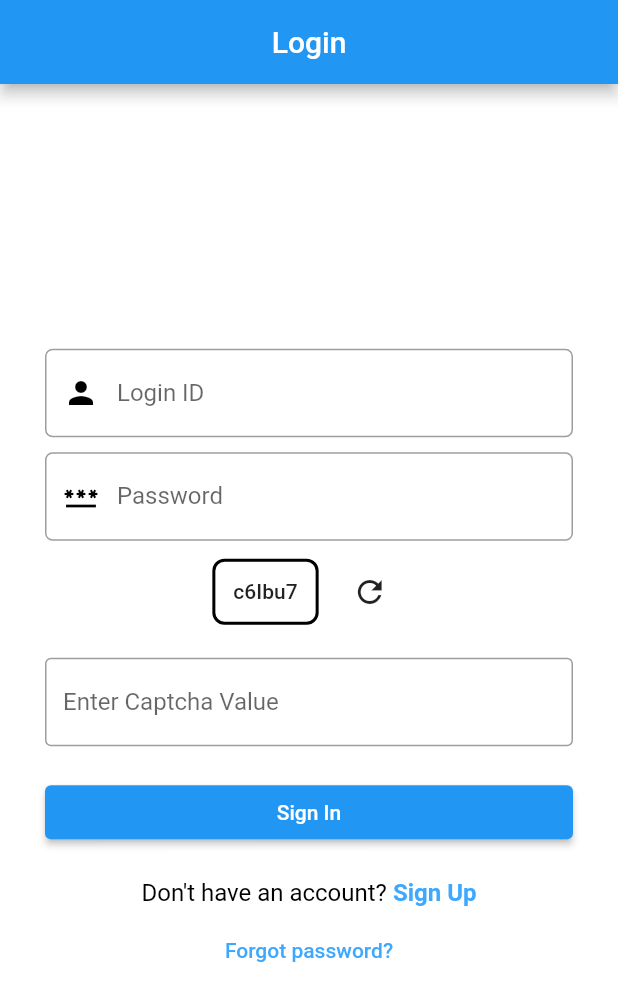
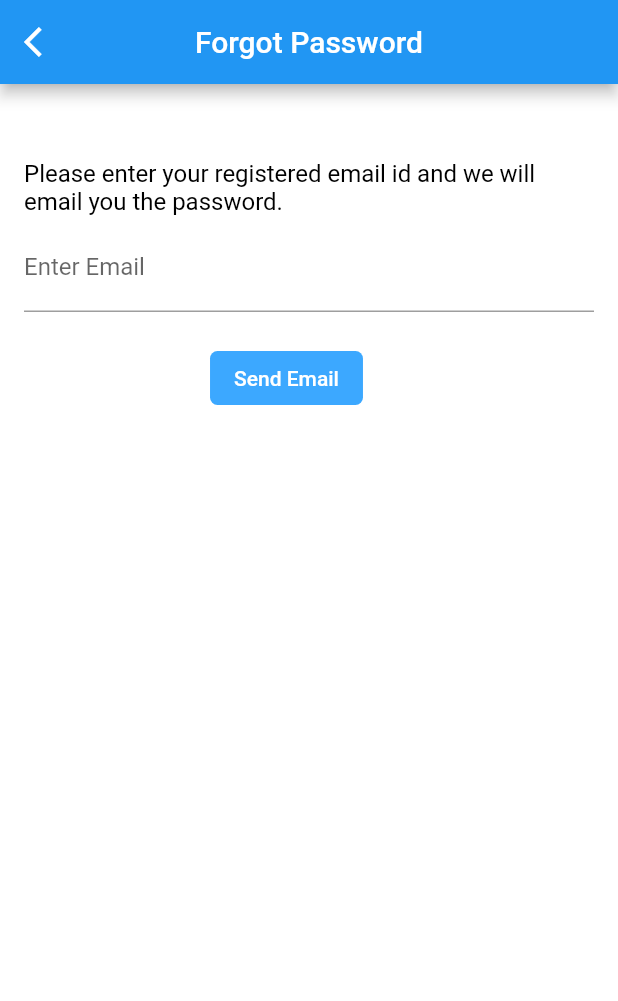
Before and after one commit to Npcbvi/NPCBVI_Flutter, a Flutter app: the screen it shows after launch, after a tap on "Forgot password?", on a phone screen of 412 x 824 dp. Shown: the top 1001 px of the screen. Run offline on Flutter 3.47's test engine with Material 2 defaults, Android fonts, the phone set to English and light mode, and no system bars; our stand-ins replace connectivity_plus, dio, fluttertoast, progress_dialog, shared_preferences; Roboto replaces fonts that are missing (Medium).

Commit message:
login api-done forgot password -api

```diff
--- /dev/null
+++ b/lib/src/loginsignup/ForgotPasswordScreen.dart
@@ -0,0 +1,191 @@
+
+import 'package:flutter/material.dart';
+import 'package:mohfw_npcbvi/src/utils/AppConstants.dart';
+import 'package:mohfw_npcbvi/src/utils/Utils.dart';
+
+import '../utils/AppColor.dart';
+
+
+class ForgotPasswordScreen extends StatefulWidget {
+
+  String menu;
+  ForgotPasswordScreen(this.menu);
+
+  @override
+  _ForgotPasswordScreen createState() => _ForgotPasswordScreen();
+}
+
+class _ForgotPasswordScreen extends State<ForgotPasswordScreen> {
+
+  final GlobalKey<FormState> _formKey = new GlobalKey<FormState>();
+  ForgotPasswordData forgotPwddData = new ForgotPasswordData(); // dat aget in  edittext and send apis
+  final emailController = new TextEditingController();
+
+  @override
+  void initState() {
+    super.initState();
+
+  }
+  @override
+  Widget build(BuildContext context) {
+    return new Scaffold(
+      backgroundColor: whiteColor,
+      appBar: new AppBar(
+        centerTitle: true,
+        title: new Text('Forgot Password',style: new TextStyle(
+          color: Colors.white,
+        ),
+        ),
+        leading: IconButton(
+          icon: Icon(Icons.arrow_back_ios),
+          onPressed: () {
+            Utils.hideKeyboard(context);
+            return Navigator.pop(context, false); //is used to removed the top-most route off the navigator.
+           // To go to a new screen, use the Navigator.push()
+          },
+        ),
+      ),
+      body: SafeArea(
+          child: SingleChildScrollView(
+            reverse: true,
+            child: Column(
+              children: <Widget>[
+
+                Align(
+                  alignment: Alignment.bottomCenter,
+                  child: Form(
+                    key: _formKey,
+                    autovalidateMode: AutovalidateMode.onUserInteraction
+,
+                    child: new ListView(
+                      shrinkWrap: true,
+                      padding: const EdgeInsets.symmetric(horizontal: 16.0),
+                      children: <Widget>[
+                        Container(
+                            padding: const EdgeInsets.only(top: 40.0),
+                            margin: const EdgeInsets.fromLTRB(0.0, 10.0, 0.0, 5.0),
+                            child: new Text(
+                              AppConstant.entertxForgotPssword,
+                              style: new TextStyle(
+                                fontSize: 16.0,
+                                color: Colors.black,
+                              ),
+                            )),
+                        TextFormField(
+                          decoration: const InputDecoration(
+                            hintText: 'Enter Email',
+                            labelText: 'Enter Email',
+                          ),
+                          keyboardType: TextInputType.emailAddress,
+                          validator: (val) =>
+                          val.isEmpty ? AppConstant.enterEmailAddress : null,
+                          onSaved: (val) {
+                            forgotPwddData.email = val.trim();
+                          },
+                        ),
+                        GestureDetector(
+                          child: new Container(
+                            padding: const EdgeInsets.all(10.0,),
+                            child: new Row(
+                              children: [
+                                // First child in the Row for the name and the
+                                new Expanded(
+                                  // Name and Address are in the same column
+                                  child: new Column(
+                                    crossAxisAlignment: CrossAxisAlignment.center,
+                                    children: [
+                                      // Code to create the view for name.
+                                      new Container(
+                                          padding: const EdgeInsets.only(bottom: 20,
+                                              left: 10.0, top: 10.0, right: 40.0),
+                                          child: new ElevatedButton(
+                                            style: Utils.getButtonDecoration(
+                                              color: appThemeSecondary,
+                                              border: RoundedRectangleBorder(
+                                                borderRadius: BorderRadius.circular(5.0),
+                                              ),
+                                            ),
+
+
+                                            child: Text(AppConstant.txtSendEmail,style: TextStyle(
+                                              color: Colors.white,
+                                            ),
+                                            ),
+                                       //     onPressed: _forgotPassword,
+                                          )),
+                                    ],
+                                  ),
+                                ),
+                              ],
+                            ),
+                          ),
+                        ),
+                      ],
+                    ),
+                  ),
+                ),
+              ],
+            ),
+          )
+      ),
+    );
+  }
+
+
+
+
+  /*void _forgotPassword() {
+    print('@@_forgotPassword');
+
+    final FormState form = _formKey.currentState;
+    if (form.validate()) {
+      form.save(); //This invokes each onSaved event
+      Utils.isNetworkAvailable().then((isNetworkAvailable) async {
+        if (isNetworkAvailable) {
+          Utils.showProgressDialog(context);
+          ApiController.forgotPasswordApiRequest(forgotPwddData)
+              .then((response) {
+            Utils.hideProgressDialog(context);
+            GetForgotPwdData userResponse = response;
+            if (response != null && response.success) {
+              print('@@----forgotPasswordApiRequest+'+response.success.toString());
+             // Utils.showToast(response.message, true);
+              sowDialogForForgot(response.message);
+            }else{
+              Utils.showToast(userResponse.message, true);
+            }
+          });
+        } else {
+          Utils.showToast(AppConstant.noInternet, true);
+        }
+      });
+    }else {
+      Utils.showToast("Please enter a valid email", true);
+    }
+  }*/
+
+  void sowDialogForForgot(String message) {
+    showDialog(
+      context: context,
+      builder: (BuildContext context) {
+        return AlertDialog(
+          title: new Text("Success"),
+          content: new Text(message),
+          actions: <Widget>[
+            new TextButton(
+              child: new Text("OK"),
+              onPressed: () {
+                Navigator.of(context).pop();
+
+              },
+            ),
+          ],
+        );
+      },
+    );
+  }
+}
+
+class ForgotPasswordData {
+  String email;
+}
--- a/lib/src/loginsignup/LoginScreen.dart
+++ b/lib/src/loginsignup/LoginScreen.dart
@@ -3,12 +3,13 @@ import 'dart:math';
 import 'package:flutter/cupertino.dart';
 import 'package:flutter/gestures.dart';
 import 'package:flutter/material.dart';
-import 'package:marquee_text/marquee_text.dart';
 import 'package:mohfw_npcbvi/src/apihandler/ApiController.dart';
+import 'package:mohfw_npcbvi/src/loginsignup/ForgotPasswordScreen.dart';
+import 'package:mohfw_npcbvi/src/utils/AppColor.dart';
 import 'package:mohfw_npcbvi/src/utils/AppColor.dart';
 import 'package:mohfw_npcbvi/src/utils/AppConstants.dart';
 import 'package:mohfw_npcbvi/src/utils/Utils.dart';
-
+import 'package:mohfw_npcbvi/src/utils/AppColor.dart';
 
 class LoginScreen extends StatefulWidget {
 //no build method
@@ -16,17 +17,20 @@ class LoginScreen extends StatefulWidget {
 }
 
 class _LoginScreen extends State<LoginScreen> {
+  String menu;
+
   // present buld method
   //create two class
-  UserData userData = new UserData();
+  UserData userData = new UserData(); // dat aget in  edittext and send apis
+
   String randomString = "";
   bool isVerified = false;
   TextEditingController controller = TextEditingController();
   TextEditingController _loginIdController = new TextEditingController();
   TextEditingController _passwordController = new TextEditingController();
   TextEditingController _captchaController = new TextEditingController();
+
   void buildCaptcha() {
-
     const letters =
         "abcdefghijklmnopqrstuvwxyzABCDEFGHIJKLMNOPQRSTUVWXYZ1234567890";
     const length = 6;
@@ -38,6 +42,7 @@ class _LoginScreen extends State<LoginScreen> {
     setState(() {});
     print("t@@he random string is $randomString");
   }
+
   // Primary Marquee text
 
   @override
@@ -47,7 +52,6 @@ class _LoginScreen extends State<LoginScreen> {
     // To generate number on loading of page
     buildCaptcha();
   }
-
 
   @override
   Widget build(BuildContext context) {
@@ -61,8 +65,6 @@ class _LoginScreen extends State<LoginScreen> {
             'Login',
             style: new TextStyle(color: Colors.white),
           )),
-
-
       body: Center(
         child: Container(
           margin: EdgeInsets.all(10),
@@ -70,52 +72,44 @@ class _LoginScreen extends State<LoginScreen> {
           child: ListView(
             shrinkWrap: true,
             children: [
-
               Padding(
-                padding: const EdgeInsets.fromLTRB(20,10,20.0,0),
+                padding: const EdgeInsets.fromLTRB(20, 10, 20.0, 0),
                 child: new TextField(
                   controller: _loginIdController,
                   decoration: InputDecoration(
                       label: Text('Login ID'),
                       hintText: 'Enter Login Id',
-                      prefixIcon: Icon(Icons.person, color: Colors.black,), //prefixIcon
+                      prefixIcon: Icon(
+                        Icons.person,
+                        color: Colors.black,
+                      ),
+                      //prefixIcon
                       border: OutlineInputBorder(
                           borderRadius: BorderRadius.circular(5.0))),
-
                 ),
               ),
 
               Padding(
-                padding: const EdgeInsets.fromLTRB(20,10,20.0,0),
-
+                padding: const EdgeInsets.fromLTRB(20, 10, 20.0, 0),
                 child: new TextField(
                   controller: _passwordController,
                   obscureText: true,
                   decoration: InputDecoration(
                       label: Text('Password'),
                       hintText: 'Enter Password',
-                      prefixIcon: Icon(Icons.password, color: Colors.black,), //prefixIcon
+                      prefixIcon: Icon(
+                        Icons.password,
+                        color: Colors.black,
+                      ),
+                      //prefixIcon
 
                       border: OutlineInputBorder(
                           borderRadius: BorderRadius.circular(5.0))),
                 ),
               ),
-              /*Center(
-                child: Padding(
-                  padding: const EdgeInsets.fromLTRB(20,5,20.0,0),
 
-                  child: const Text(
-                    "Enter Captacha Value",
-                    style: TextStyle(color:Colors.white,fontSize: 14, fontWeight: FontWeight.bold),
-                  ),
-                ),
-              ),
-              const SizedBox(
-                width: 10,
-              ),*/
               Padding(
-                padding: const EdgeInsets.fromLTRB(20,10,20.0,0),
-
+                padding: const EdgeInsets.fromLTRB(20, 10, 20.0, 0),
                 child: Row(
                   mainAxisAlignment: MainAxisAlignment.center,
                   children: [
@@ -123,11 +117,11 @@ class _LoginScreen extends State<LoginScreen> {
                     Container(
                         padding: const EdgeInsets.all(12),
                         decoration: BoxDecoration(
-                            border: Border.all(width: 2),
-                            borderRadius: BorderRadius.circular(8)),
+                            border: Border.all(width: 2, color: red1)),
                         child: Text(
                           randomString,
-                          style: const TextStyle(fontWeight: FontWeight.w500),
+                          style: TextStyle(
+                              color: red1, fontWeight: FontWeight.w500),
                         )),
                     const SizedBox(
                       width: 10,
@@ -147,7 +141,7 @@ class _LoginScreen extends State<LoginScreen> {
               ),
               // TextFormField to enter captcha value
               Padding(
-                padding: const EdgeInsets.fromLTRB(20.0,10,20.0,0),
+                padding: const EdgeInsets.fromLTRB(20.0, 10, 20.0, 0),
                 child: TextFormField(
                   onChanged: (value) {
                     setState(() {
@@ -165,7 +159,7 @@ class _LoginScreen extends State<LoginScreen> {
                 height: 10,
               ),
               Padding(
-                padding: const EdgeInsets.fromLTRB(20.0,10,20.0,0),
+                padding: const EdgeInsets.fromLTRB(20.0, 10, 20.0, 0),
                 child: ElevatedButton(
                   child: Text('Sign In'),
                   style: ElevatedButton.styleFrom(
@@ -173,12 +167,11 @@ class _LoginScreen extends State<LoginScreen> {
                   ),
                   onPressed: () {
                     isVerified = controller.text == randomString;
-                    print('@@isVerified'+isVerified.toString());
-                    print('@@controller.text'+controller.text.toString());
-                    print('@@randomString'+randomString.toString());
+                    print('@@isVerified' + isVerified.toString());
+                    print('@@controller.text' + controller.text.toString());
+                    print('@@randomString' + randomString.toString());
                     setState(() {});
                     _submitForm();
-
                   },
                 ),
               ),
@@ -191,22 +184,24 @@ class _LoginScreen extends State<LoginScreen> {
                   // );
                 },
                 child: addSignUpButton(),
-
               ),
               MaterialButton(
                 onPressed: () {
                   print('@@ForgotPassword--clcik');
-                 /* Navigator.push(context,
-                    MaterialPageRoute(builder: (context) => ForgotPasswordScreen(menu)),*/
-                  //);
+                   Navigator.push(context,
+                    MaterialPageRoute(builder: (context) => ForgotPasswordScreen(menu)),
+                  );
                 },
                 textColor: Colors.white,
                 child: Align(
                   alignment: Alignment.center,
-                  child: Text('Forgot password?',
+                  child: Text(
+                    'Forgot password?',
                     style: TextStyle(
-                      fontFamily: 'Medium',fontSize: 14,color: appThemeSecondary,),
-
+                      fontFamily: 'Medium',
+                      fontSize: 14,
+                      color: appThemeSecondary,
+                    ),
                   ),
                 ),
               ),
@@ -229,16 +224,17 @@ class _LoginScreen extends State<LoginScreen> {
       ),
     );
   }
+
   Widget addSignUpButton() {
     return Padding(
-      padding: const EdgeInsets.only(top:20 ,bottom: 5),
+      padding: const EdgeInsets.only(top: 20, bottom: 5),
       child: Align(
         alignment: Alignment.bottomCenter,
         child: RichText(
           text: TextSpan(
             text: 'Don\'t have an account?',
             style: const TextStyle(
-                fontFamily: 'Medium', fontSize: 16, color:Colors.black),
+                fontFamily: 'Medium', fontSize: 16, color: Colors.black),
             children: [
               TextSpan(
                   text: ' Sign Up',
@@ -263,53 +259,45 @@ class _LoginScreen extends State<LoginScreen> {
   }
 
   Future<void> _submitForm() async {
-
-
-
     userData.loginId = _loginIdController.text.toString().trim();
     userData.password = _passwordController.text.toString().trim();
-    userData.enterCptcha=_captchaController.text.toString().trim();
+    userData.enterCptcha = _captchaController.text.toString().trim();
 
-    if(userData.loginId.isEmpty){
+    if (userData.loginId.isEmpty) {
       Utils.showToast("Please enter loginId !", false);
       return;
     }
-    if(userData.password.isEmpty){
+    if (userData.password.isEmpty) {
       Utils.showToast("Please enter password !", false);
       return;
     }
-    if(userData.enterCptcha.isEmpty){
+    if (userData.enterCptcha.isEmpty) {
       Utils.showToast("Please enter Matched Captcha !", false);
       return;
-    }
-
-   else{
+    } else {
       Utils.isNetworkAvailable().then((isNetworkAvailable) async {
         if (isNetworkAvailable) {
           Utils.showProgressDialog1(context);
-            ApiController.loginAPiRequest(userData)
-                .then((response) async {
+          ApiController.loginAPiRequest(userData).then((response) async {
             Utils.hideProgressDialog1(context);
 
-              print('@@response_loginScreen ---'+response.toString());
+            print('@@response_loginScreen ---' + response.toString());
             if (response != null && response.result.status) {
               Navigator.pop(context);
             }
-            }
-           );
+          });
         } else {
           Utils.showToast(AppConstant.noInternet, true);
         }
       });
     }
   }
+}
 
-}
 class UserData {
-   String  loginId;
+  String loginId;
   String password;
   String enterCptcha;
-
 }
 //Note for generate CapchtaCode
 //https://www.geeksforgeeks.org/flutter-implement-captcha-verification/
--- a/lib/src/utils/AppConstants.dart
+++ b/lib/src/utils/AppConstants.dart
@@ -1,4 +1,7 @@
 class AppConstant {
   static final String noInternet = "No intenet connection";
+  static final String entertxForgotPssword = "Please enter your registered email id and we will email you the password.";
+  static final String enterEmailAddress = "Please enter a valid Email address";
+  static final String txtSendEmail = "Send Email";
 
 }
--- a/lib/src/utils/Utils.dart
+++ b/lib/src/utils/Utils.dart
@@ -70,6 +70,12 @@ class Utils {
     FocusScope.of(context).requestFocus(FocusNode());
   }
 
+  static getButtonDecoration({EdgeInsets edgeInsets, color, border}) {
+    return ButtonStyle(
+        shape: MaterialStateProperty.all(border),
+        padding: MaterialStateProperty.all(edgeInsets),
+        backgroundColor: MaterialStateProperty.all(color));
+  }
   static bool validateEmail(String value) {
     Pattern pattern =
         r'^(([^<>()[\]\\.,;:\s@\"]+(\.[^<>()[\]\\.,;:\s@\"]+)*)|(\".+\"))@((\[[0-9]{1,3}\.[0-9]{1,3}\.[0-9]{1,3}\.[0-9]{1,3}\])|(([a-zA-Z\-0-9]+\.)+[a-zA-Z]{2,}))$';
```
Also changed, not shown: pubspec.lock. Lines whose indentation alone changed are shown as unchanged.
